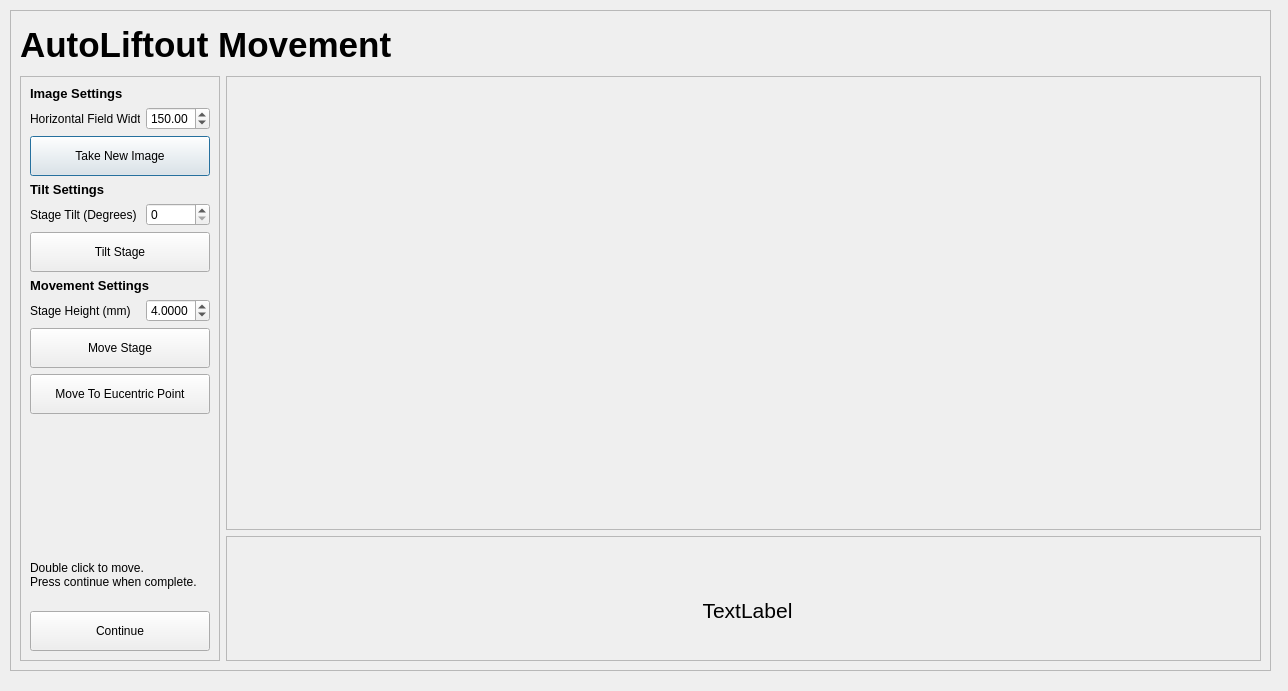
Qt form liftout/gui/qtdesigner_files/movement_dialog.ui (Phaips/autoliftout) before a commit.
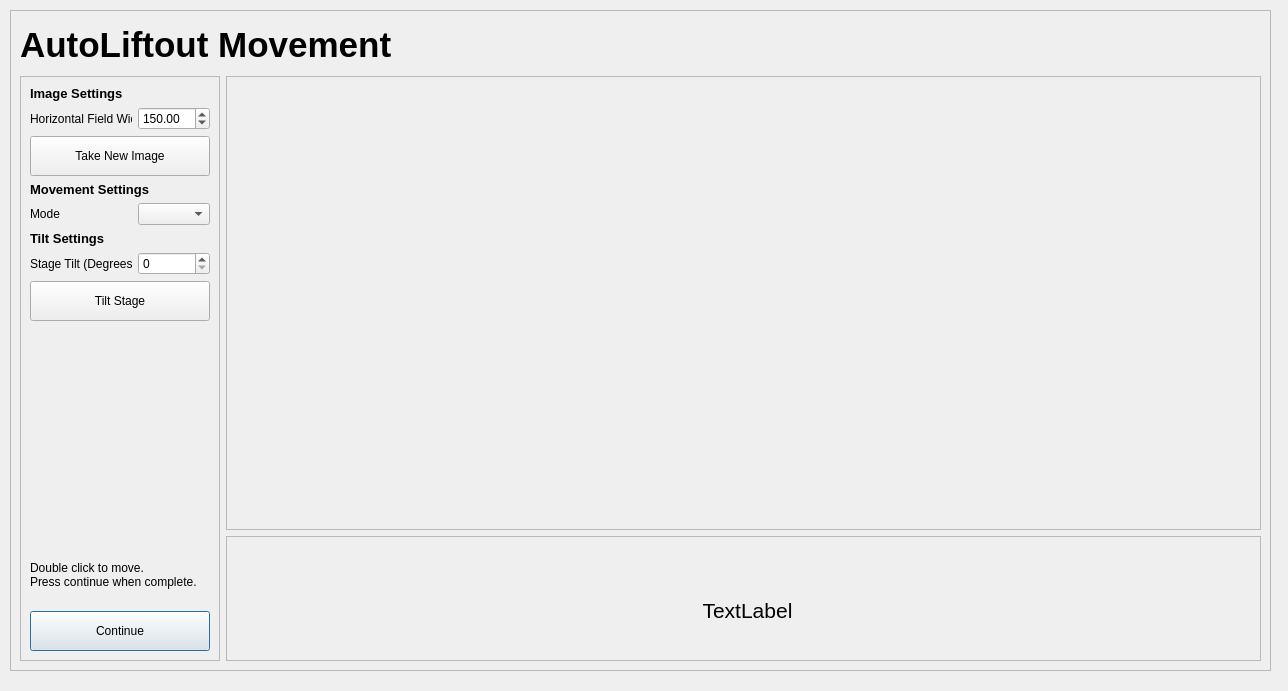
The same form after that commit.

Commit message: added eucentric movement to movmeent window

What changed in the file:
```diff
--- a/liftout/gui/qtdesigner_files/movement_dialog.ui
+++ b/liftout/gui/qtdesigner_files/movement_dialog.ui
@@ -151,36 +151,7 @@
        <property name="verticalSpacing">
         <number>6</number>
        </property>
-       <item row="29" column="1" colspan="2">
-        <spacer name="verticalSpacer_2">
-         <property name="orientation">
-          <enum>Qt::Vertical</enum>
-         </property>
-         <property name="sizeType">
-          <enum>QSizePolicy::Maximum</enum>
-         </property>
-         <property name="sizeHint" stdset="0">
-          <size>
-           <width>20</width>
-           <height>10</height>
-          </size>
-         </property>
-        </spacer>
-       </item>
-       <item row="3" column="1" colspan="2">
-        <widget class="QPushButton" name="pushButton_take_image">
-         <property name="minimumSize">
-          <size>
-           <width>0</width>
-           <height>40</height>
-          </size>
-         </property>
-         <property name="text">
-          <string>Take New Image</string>
-         </property>
-        </widget>
-       </item>
-       <item row="30" column="1" colspan="2">
+       <item row="33" column="1" colspan="2">
         <widget class="QPushButton" name="pushButton_continue">
          <property name="minimumSize">
           <size>
@@ -193,48 +164,6 @@
          </property>
         </widget>
        </item>
-       <item row="2" column="1">
-        <widget class="QLabel" name="label_1">
-         <property name="text">
-          <string>Horizontal Field Width</string>
-         </property>
-        </widget>
-       </item>
-       <item row="14" column="1" colspan="2">
-        <widget class="QLabel" name="label_header_tilt">
-         <property name="font">
-          <font>
-           <pointsize>10</pointsize>
-           <weight>75</weight>
-           <bold>true</bold>
-          </font>
-         </property>
-         <property name="text">
-          <string>Tilt Settings</string>
-         </property>
-        </widget>
-       </item>
-       <item row="20" column="1">
-        <widget class="QLabel" name="label_height">
-         <property name="text">
-          <string>Stage Height (mm)</string>
-         </property>
-        </widget>
-       </item>
-       <item row="1" column="1" colspan="2">
-        <widget class="QLabel" name="label_header">
-         <property name="font">
-          <font>
-           <pointsize>10</pointsize>
-           <weight>75</weight>
-           <bold>true</bold>
-          </font>
-         </property>
-         <property name="text">
-          <string>Image Settings</string>
-         </property>
-        </widget>
-       </item>
        <item row="2" column="2">
         <widget class="QDoubleSpinBox" name="doubleSpinBox_hfw">
          <property name="minimum">
@@ -251,92 +180,7 @@
          </property>
         </widget>
        </item>
-       <item row="18" column="1" colspan="2">
-        <widget class="QLabel" name="label_header_height">
-         <property name="font">
-          <font>
-           <pointsize>10</pointsize>
-           <weight>75</weight>
-           <bold>true</bold>
-          </font>
-         </property>
-         <property name="text">
-          <string>Movement Settings</string>
-         </property>
-        </widget>
-       </item>
-       <item row="21" column="1" colspan="2">
-        <widget class="QPushButton" name="pushButton_move_stage">
-         <property name="minimumSize">
-          <size>
-           <width>0</width>
-           <height>40</height>
-          </size>
-         </property>
-         <property name="text">
-          <string>Move Stage</string>
-         </property>
-        </widget>
-       </item>
-       <item row="15" column="1">
-        <widget class="QLabel" name="label_tilt">
-         <property name="text">
-          <string>Stage Tilt (Degrees)</string>
-         </property>
-        </widget>
-       </item>
-       <item row="20" column="2">
-        <widget class="QDoubleSpinBox" name="doubleSpinBox_stage_height">
-         <property name="decimals">
-          <number>4</number>
-         </property>
-         <property name="minimum">
-          <double>3.800000000000000</double>
-         </property>
-         <property name="maximum">
-          <double>4.100000000000000</double>
-         </property>
-         <property name="singleStep">
-          <double>0.010000000000000</double>
-         </property>
-         <property name="value">
-          <double>4.000000000000000</double>
-         </property>
-        </widget>
-       </item>
-       <item row="15" column="2">
-        <widget class="QDoubleSpinBox" name="doubleSpinBox_tilt_degrees">
-         <property name="decimals">
-          <number>0</number>
-         </property>
-         <property name="minimum">
-          <double>0.000000000000000</double>
-         </property>
-         <property name="maximum">
-          <double>25.000000000000000</double>
-         </property>
-         <property name="singleStep">
-          <double>1.000000000000000</double>
-         </property>
-         <property name="value">
-          <double>0.000000000000000</double>
-         </property>
-        </widget>
-       </item>
-       <item row="16" column="1" colspan="2">
-        <widget class="QPushButton" name="pushButton_tilt_stage">
-         <property name="minimumSize">
-          <size>
-           <width>0</width>
-           <height>40</height>
-          </size>
-         </property>
-         <property name="text">
-          <string>Tilt Stage</string>
-         </property>
-        </widget>
-       </item>
-       <item row="23" column="1" colspan="2">
+       <item row="26" column="1" colspan="2">
         <spacer name="verticalSpacer_3">
          <property name="orientation">
           <enum>Qt::Vertical</enum>
@@ -352,7 +196,64 @@
          </property>
         </spacer>
        </item>
-       <item row="27" column="1" rowspan="2" colspan="2">
+       <item row="20" column="1">
+        <widget class="QLabel" name="label_movement_mode">
+         <property name="text">
+          <string>Mode</string>
+         </property>
+        </widget>
+       </item>
+       <item row="32" column="1" colspan="2">
+        <spacer name="verticalSpacer_2">
+         <property name="orientation">
+          <enum>Qt::Vertical</enum>
+         </property>
+         <property name="sizeType">
+          <enum>QSizePolicy::Maximum</enum>
+         </property>
+         <property name="sizeHint" stdset="0">
+          <size>
+           <width>20</width>
+           <height>10</height>
+          </size>
+         </property>
+        </spacer>
+       </item>
+       <item row="2" column="1">
+        <widget class="QLabel" name="label_1">
+         <property name="text">
+          <string>Horizontal Field Width</string>
+         </property>
+        </widget>
+       </item>
+       <item row="3" column="1" colspan="2">
+        <widget class="QPushButton" name="pushButton_take_image">
+         <property name="minimumSize">
+          <size>
+           <width>0</width>
+           <height>40</height>
+          </size>
+         </property>
+         <property name="text">
+          <string>Take New Image</string>
+         </property>
+        </widget>
+       </item>
+       <item row="18" column="1" colspan="2">
+        <widget class="QLabel" name="label_header_movement">
+         <property name="font">
+          <font>
+           <pointsize>10</pointsize>
+           <weight>75</weight>
+           <bold>true</bold>
+          </font>
+         </property>
+         <property name="text">
+          <string>Movement Settings</string>
+         </property>
+        </widget>
+       </item>
+       <item row="30" column="1" rowspan="2" colspan="2">
         <widget class="QLabel" name="label_continue_instructions">
          <property name="minimumSize">
           <size>
@@ -375,8 +276,65 @@
          </property>
         </widget>
        </item>
-       <item row="22" column="1" colspan="2">
-        <widget class="QPushButton" name="pushButton_move_to_eucentric">
+       <item row="1" column="1" colspan="2">
+        <widget class="QLabel" name="label_header">
+         <property name="font">
+          <font>
+           <pointsize>10</pointsize>
+           <weight>75</weight>
+           <bold>true</bold>
+          </font>
+         </property>
+         <property name="text">
+          <string>Image Settings</string>
+         </property>
+        </widget>
+       </item>
+       <item row="20" column="2">
+        <widget class="QComboBox" name="comboBox_movement_mode"/>
+       </item>
+       <item row="21" column="1">
+        <widget class="QLabel" name="label_header_tilt">
+         <property name="font">
+          <font>
+           <pointsize>10</pointsize>
+           <weight>75</weight>
+           <bold>true</bold>
+          </font>
+         </property>
+         <property name="text">
+          <string>Tilt Settings</string>
+         </property>
+        </widget>
+       </item>
+       <item row="22" column="1">
+        <widget class="QLabel" name="label_tilt">
+         <property name="text">
+          <string>Stage Tilt (Degrees)</string>
+         </property>
+        </widget>
+       </item>
+       <item row="22" column="2">
+        <widget class="QDoubleSpinBox" name="doubleSpinBox_tilt_degrees">
+         <property name="decimals">
+          <number>0</number>
+         </property>
+         <property name="minimum">
+          <double>0.000000000000000</double>
+         </property>
+         <property name="maximum">
+          <double>25.000000000000000</double>
+         </property>
+         <property name="singleStep">
+          <double>1.000000000000000</double>
+         </property>
+         <property name="value">
+          <double>0.000000000000000</double>
+         </property>
+        </widget>
+       </item>
+       <item row="24" column="1" colspan="2">
+        <widget class="QPushButton" name="pushButton_tilt_stage">
          <property name="minimumSize">
           <size>
            <width>0</width>
@@ -384,7 +342,7 @@
           </size>
          </property>
          <property name="text">
-          <string>Move To Eucentric Point</string>
+          <string>Tilt Stage</string>
          </property>
         </widget>
        </item>
```
The commit also changes 2 other files.
